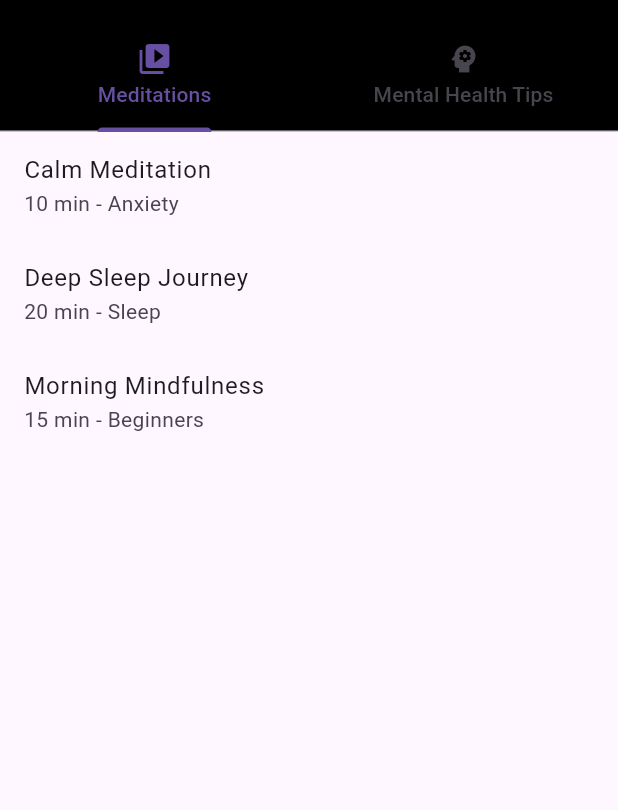
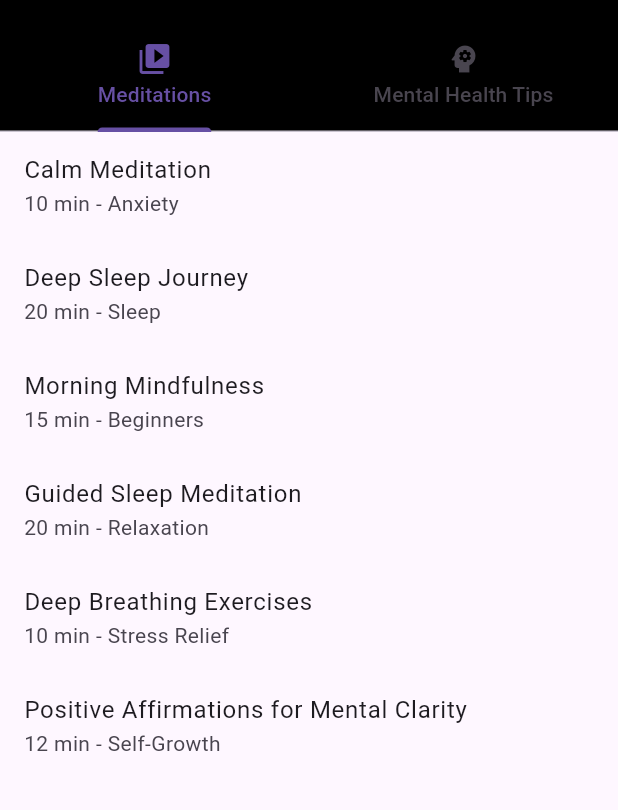
Before and after one commit to NidhiPednekar/Relax-Mind, a Flutter app: the MentalHealthResource screen opened directly, on a phone screen of 412 x 824 dp, the part 63-873 px from its top. Run offline on Flutter 3.47's test engine with Material 3 defaults, Android fonts, the phone set to English and light mode, and no system bars; our stand-ins replace cloud_firestore, firebase_auth, firebase_core, firebase_storage, flutter_dotenv, image_picker and 3 more; accounts and stored records are empty.

Commit message:
added images

```diff
--- a/lib/mental_health_resource.dart
+++ b/lib/mental_health_resource.dart
@@ -15,24 +15,48 @@ class MentalHealthResource extends StatefulWidget {
 
 class _MentalHealthResourceState extends State<MentalHealthResource> {
   final List<MentalHealthTip> _tips = [
-    MentalHealthTip(
-      title: "Mindful Breathing",
-      description: "Practice the 4-7-8 breathing technique: Inhale for 4 seconds, hold for 7 seconds, exhale for 8 seconds. This helps reduce anxiety and promotes relaxation.",
-      imagePath: "assets/breathing_technique.png",
-      category: "Stress Management",
-    ),
+
     MentalHealthTip(
       title: "Digital Detox",
       description: "Set boundaries with technology. Allocate specific times for social media and screen time. Create tech-free zones in your home to reduce mental clutter.",
-      imagePath: "assets/digital_detox.png",
+      imagePath: "images/digital_detox.jpg",
       category: "Well-being",
     ),
     MentalHealthTip(
       title: "Gratitude Journaling",
       description: "Write down three things you're grateful for each day. This practice shifts focus to positive aspects of life and improves overall mental outlook.",
-      imagePath: "assets/gratitude_journal.png",
+      imagePath: "images/gratitude_journal.jpg",
       category: "Positive Psychology",
     ),
+    MentalHealthTip(
+    title: "Mindful Breathing",
+    description: "Take a few deep breaths, focusing on each inhale and exhale. This simple practice helps reduce stress and increase mindfulness.",
+    imagePath: "images/mindful_breathing.jpg",
+    category: "Mindfulness",
+  ),
+
+    MentalHealthTip(
+    title: "Daily Exercise",
+    description: "Engage in at least 30 minutes of physical activity to boost mood, reduce stress, and improve overall well-being.",
+    imagePath: "images/daily_exercise.jpeg",
+    category: "Physical Well-being",
+  ),
+
+
+    MentalHealthTip(
+    title: "Sleep Hygiene",
+    description: "Maintain a consistent sleep schedule and create a calming bedtime routine to enhance sleep quality and overall mental health.",
+    imagePath: "images/sleep_hygiene.jpeg",
+    category: "Self-Care",
+  ),
+
+    MentalHealthTip(
+    title: "Connecting with Nature",
+    description: "Spend time outdoors, whether in a park or garden, to reduce stress and boost mental clarity.",
+    imagePath: "images/nature_walk.jpg",
+    category: "Well-being",
+  ),
+
   ];
 
   final List<VideoInfo> _videos = [
@@ -54,6 +78,27 @@ class _MentalHealthResourceState extends State<MentalHealthResource> {
       duration: "15 min",
       category: "Beginners",
     ),
+    VideoInfo(
+    title: "Guided Sleep Meditation",
+    videoId: "6p_yaNFSYao",
+    duration: "20 min",
+    category: "Relaxation",
+  ),
+
+    VideoInfo(
+    title: "Deep Breathing Exercises",
+    videoId: "nac4S2kXxA4",
+    duration: "10 min",
+    category: "Stress Relief",
+  ),
+
+    VideoInfo(
+    title: "Positive Affirmations for Mental Clarity",
+    videoId: "aEzl6E92sHY",
+    duration: "12 min",
+    category: "Self-Growth",
+  ),
+
   ];
 
   YoutubePlayerController? _currentController;
```
Also changed, not shown: assets/images/daily_exercise.jpeg (added), assets/images/digital_detox.jpg (added), assets/images/gratitude_journal.jpg (added), assets/images/mindful_breathing.jpg (added), assets/images/nature_walk.jpg (added), assets/images/sleep_hygiene.jpeg (added).
